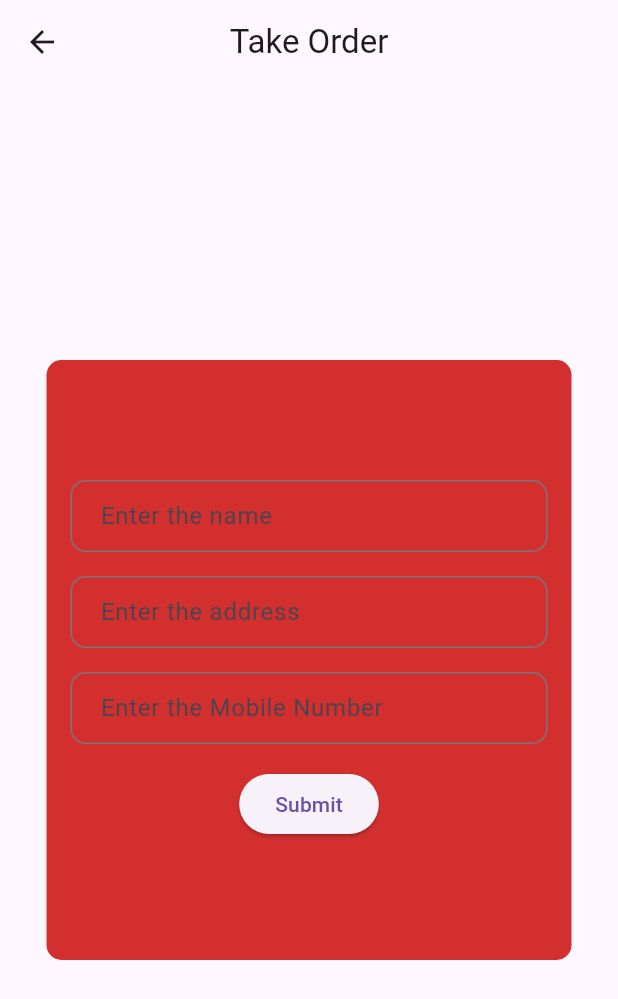
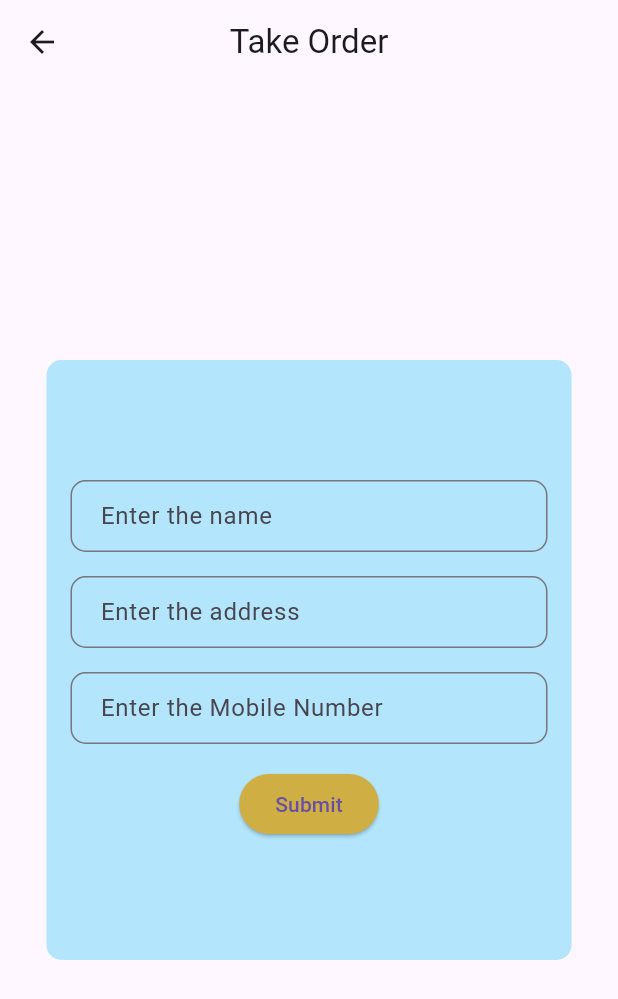
Before and after one commit to Rithvik119am/project_promise, a Flutter app: the screen it shows after launch, after a tap on "Take Order", on a phone screen of 412 x 824 dp. Shown: the top 999 px of the screen. Run offline on Flutter 3.47's test engine with Material 3 defaults, Android fonts, the phone set to English and light mode, and no system bars; network calls fail.

Commit message:
some minor look changes

```diff
--- a/lib/main.dart
+++ b/lib/main.dart
@@ -10,12 +10,9 @@ class MyApp extends StatelessWidget {
 
   @override
   Widget build(BuildContext context) {
-    return MaterialApp(
+    return const MaterialApp(
       title: 'Flutter Demo',
-      home: const HomePage(),
-      theme: ThemeData(
-        primarySwatch: Colors.orange,
-      ),
+      home: HomePage(),
     );
   }
 }
--- a/lib/pages/gst_transpart_page.dart
+++ b/lib/pages/gst_transpart_page.dart
@@ -27,12 +27,14 @@ class GstTranspartPageState extends State<GstTranspartPage> {
 
   @override
   Widget build(BuildContext context) {
+    calculateTotalCost();
     return Scaffold(
       appBar: AppBar(
         title: const Text('GST and Transpotation Page'),
       ),
       body: Padding(
         padding: const EdgeInsets.all(16.0),
+        child: SingleChildScrollView(
             child: Column(
           crossAxisAlignment: CrossAxisAlignment.start,
           children: [
@@ -51,8 +53,7 @@ class GstTranspartPageState extends State<GstTranspartPage> {
               },
             ),
             const SizedBox(height: 10),
-              const Text('Transportation Cost:',
-                  style: TextStyle(fontSize: 18)),
+            const Text('Transportation Cost:', style: TextStyle(fontSize: 18)),
             TextField(
               decoration: const InputDecoration(
                 border: OutlineInputBorder(),
@@ -146,6 +147,7 @@ class GstTranspartPageState extends State<GstTranspartPage> {
             )
           ],
         )),
+      ),
     );
   }
 }
--- a/lib/pages/take_order.dart
+++ b/lib/pages/take_order.dart
@@ -24,7 +24,7 @@ class TakeOrderPage extends StatelessWidget {
           width: 350.0,
           height: 400.0,
           decoration: BoxDecoration(
-            color: Colors.red[700],
+            color: Colors.lightBlue[100], // Changed color here
             borderRadius: BorderRadius.circular(10.0),
           ),
           child: Column(
@@ -68,6 +68,10 @@ class TakeOrderPage extends StatelessWidget {
               ),
               const SizedBox(height: 16.0),
               ElevatedButton(
+                style: ElevatedButton.styleFrom(
+                  backgroundColor: const Color.fromARGB(
+                      255, 207, 175, 68), // Changed color here
+                ),
                 onPressed: () {
                   Customer customer = Customer(
                     name: nameController.text,
@@ -83,7 +87,10 @@ class TakeOrderPage extends StatelessWidget {
                     ),
                   );
                 },
-                child: const Text('Submit'),
+                child: const Text(
+                  'Submit',
+                  selectionColor: Color.fromARGB(255, 216, 22, 22),
+                ),
               ),
             ],
           ),
```
Lines whose indentation alone changed are shown as unchanged.
